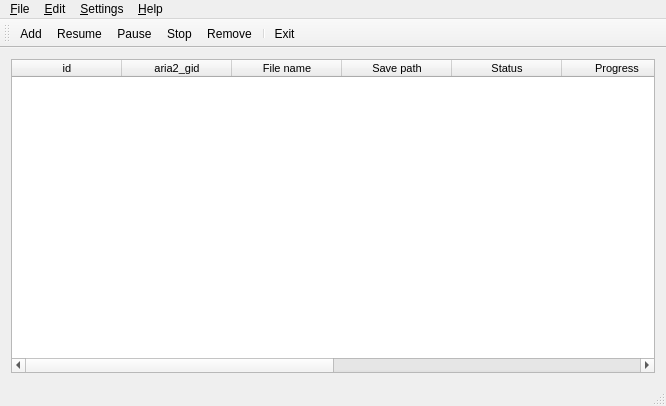
First picture: the form in mainwindow.ui, repository Alir3z4/yoDownet, before the edit.
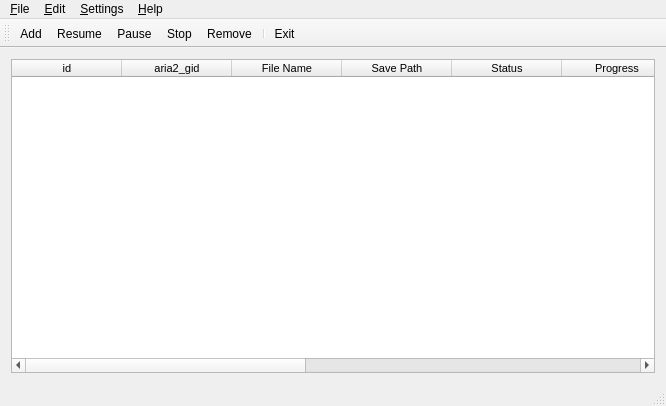
Second picture: the form after the edit. Icons and pictures are not drawn.

Commit message: Hide `id, `aria2_gid', 'flags' columns and also make them untranslatable and also make some ColumnHeader more readable-beauty and fuckever :|

The edit to the form file:
```diff
--- a/mainwindow.ui
+++ b/mainwindow.ui
@@ -110,12 +110,12 @@
       </column>
       <column>
        <property name="text">
-        <string>File name</string>
+        <string>File Name</string>
        </property>
       </column>
       <column>
        <property name="text">
-        <string>Save path</string>
+        <string>Save Path</string>
        </property>
       </column>
       <column>
@@ -140,12 +140,23 @@
       </column>
       <column>
        <property name="text">
-        <string>Remaining time</string>
+        <string>Remaining Time</string>
        </property>
       </column>
       <column>
        <property name="text">
-        <string>DL speed</string>
+        <string>DL Speed</string>
+       </property>
+      </column>
+      <column>
+       <property name="text">
+        <string>flag</string>
+       </property>
+       <property name="toolTip">
+        <string notr="true"/>
+       </property>
+       <property name="whatsThis">
+        <string notr="true"/>
        </property>
       </column>
      </widget>
```
Left out of the diff: 12 changed lines with no effect on the pictures. The commit also changes 1 other file.
